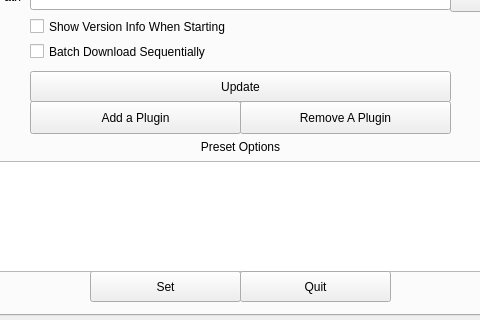
Above: src/mainwindow.ui from mhogomchungu/media-downloader before the change; both pictures show x 172 to 652 and y 145 to 465 of the 823 by 465 pixel window. Below: the same form after it.
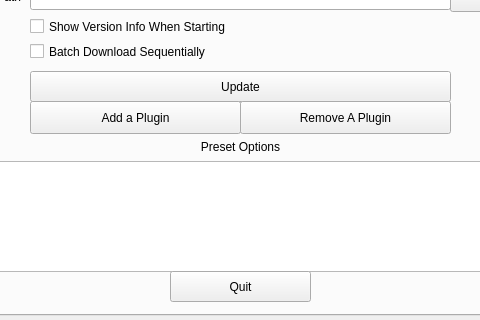
That is the form after the change. The open tabs and pages were chosen to show the change.

Patch:
```diff
--- a/src/mainwindow.ui
+++ b/src/mainwindow.ui
@@ -782,19 +782,6 @@
        </rect>
       </property>
      </widget>
-     <widget class="QPushButton" name="pbConfigureSet">
-      <property name="geometry">
-       <rect>
-        <x>250</x>
-        <y>380</y>
-        <width>151</width>
-        <height>31</height>
-       </rect>
-      </property>
-      <property name="text">
-       <string>Set</string>
-      </property>
-     </widget>
      <widget class="QTextEdit" name="textEditConfigurePresetOptions">
       <property name="geometry">
        <rect>
@@ -808,9 +795,9 @@
      <widget class="QPushButton" name="pbConfigureQuit">
       <property name="geometry">
        <rect>
-        <x>400</x>
+        <x>330</x>
         <y>380</y>
-        <width>151</width>
+        <width>141</width>
         <height>31</height>
        </rect>
       </property>
```
Left out of the diff: 7 changed lines with no effect on the pictures.
